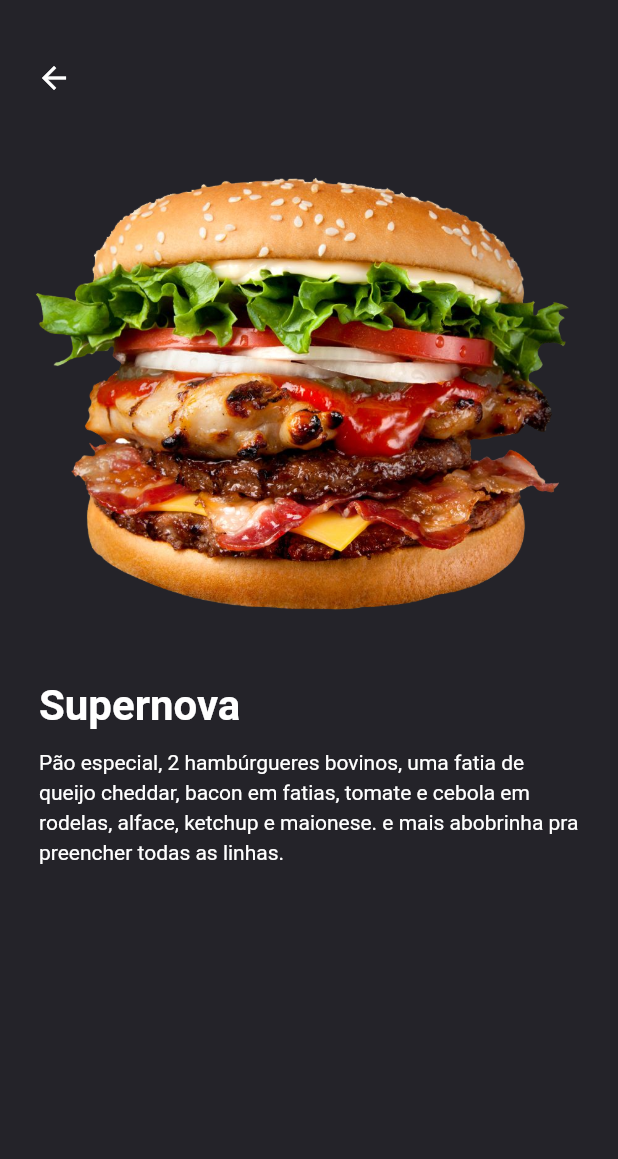
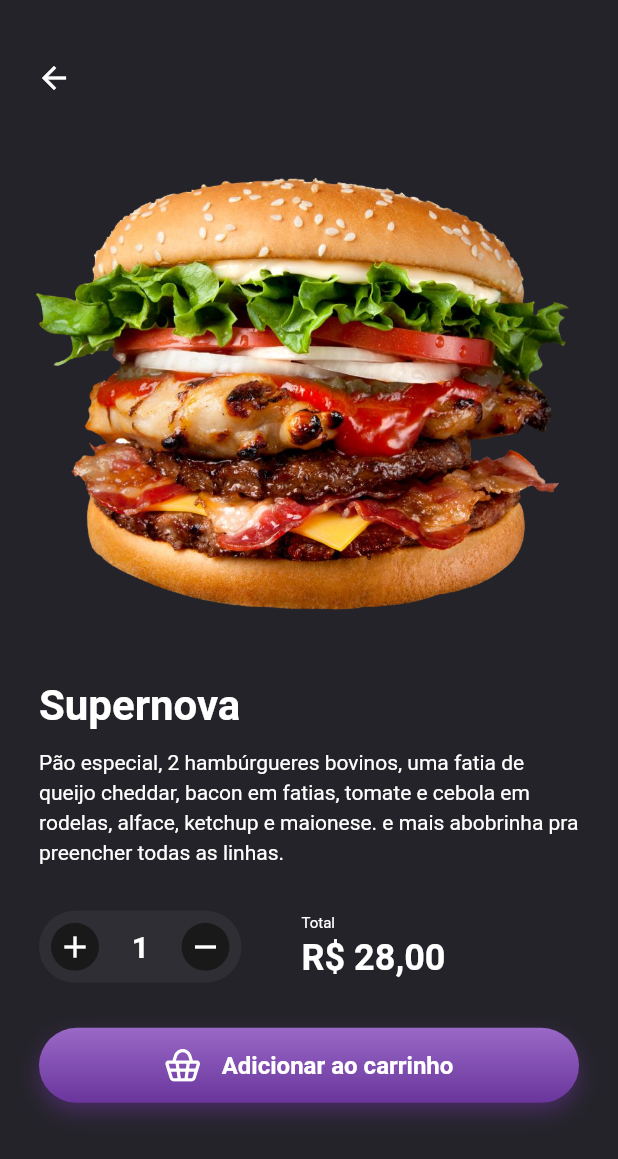
Before and after one commit to taviodias/burger_ui, a Flutter app: the DetailsBurger screen opened directly, on a phone screen of 412 x 824 dp. Shown: the top 1159 px of the screen. Run offline on Flutter 3.47's test engine with Material 2 defaults, Android fonts, the phone set to English and light mode, and no system bars; our stand-ins replace badges, flutter_svg, material_design_icons_flutter.

Commit message:
update details burger

```diff
--- a/lib/main.dart
+++ b/lib/main.dart
@@ -28,7 +28,7 @@ class MyApp extends StatelessWidget {
         fontFamily: 'GothamPro',
       ),
       debugShowCheckedModeBanner: false,
-      home: DetailsBurger(),
+      home: NewHomeScreen(),
     );
   }
 }
--- a/lib/screens/deatils/details_burger.dart
+++ b/lib/screens/deatils/details_burger.dart
@@ -1,4 +1,5 @@
 import 'package:flutter/material.dart';
+import 'package:flutter_svg/flutter_svg.dart';
 
 class DetailsBurger extends StatelessWidget {
   const DetailsBurger({Key? key}) : super(key: key);
@@ -51,17 +52,119 @@ class DetailsBurger extends StatelessWidget {
                   'Pão especial, 2 hambúrgueres bovinos, uma fatia de queijo cheddar, bacon em fatias, tomate e cebola em rodelas, alface, ketchup e maionese. e mais abobrinha pra preencher todas as linhas.',
                   style: TextStyle(fontSize: 14, height: 1.4),
                 ),
-                SizedBox(height: 12),
+                SizedBox(height: 30),
 
                 Row(
                   children: [
                     // ADICIONAR CARRINHO
-                    Container(),
-
+                    Container(
+                      height: 48,
+                      width: 135,
+                      decoration: BoxDecoration(
+                        color: Colors.white.withOpacity(0.05),
+                        borderRadius: BorderRadius.circular(30),
+                      ),
+                      child: Padding(
+                        padding: EdgeInsets.all(8),
+                        child: Row(
+                          mainAxisAlignment: MainAxisAlignment.spaceBetween,
+                          children: [
+                            Container(
+                              height: 32,
+                              width: 32,
+                              decoration: BoxDecoration(
+                                color: Color(0xff191919),
+                                borderRadius: BorderRadius.circular(50),
+                              ),
+                              child: Icon(
+                                Icons.add,
+                                color: Colors.white,
+                              ),
+                            ),
+                            Text(
+                              '1',
+                              style: TextStyle(
+                                fontSize: 20,
+                                fontWeight: FontWeight.bold,
+                              ),
+                            ),
+                            Container(
+                              height: 32,
+                              width: 32,
+                              decoration: BoxDecoration(
+                                color: Color(0xff191919),
+                                borderRadius: BorderRadius.circular(50),
+                              ),
+                              child: Icon(
+                                Icons.remove,
+                                color: Colors.white,
+                              ),
+                            ),
+                          ],
+                        ),
+                      ),
+                    ),
+                    SizedBox(width: 40),
                     // PREÇO
-                    Container(),
+                    SizedBox(
+                      height: 48,
+                      child: Column(
+                        mainAxisAlignment: MainAxisAlignment.spaceEvenly,
+                        crossAxisAlignment: CrossAxisAlignment.start,
+                        children: [
+                          Text(
+                            'Total',
+                            style: TextStyle(
+                              fontSize: 10,
+                            ),
+                          ),
+                          Text(
+                            'R\$ 28,00',
+                            style: TextStyle(
+                              fontSize: 24,
+                              fontWeight: FontWeight.bold,
+                            ),
+                          )
+                        ],
+                      ),
+                    ),
                   ],
-                )
+                ),
+                SizedBox(height: 30),
+                Container(
+                  width: double.maxFinite,
+                  height: 50,
+                  decoration: BoxDecoration(
+                    borderRadius: BorderRadius.circular(50),
+                    boxShadow: [
+                      BoxShadow(
+                        color: Color(0xff6A359C).withOpacity(0.5),
+                        blurRadius: 12,
+                        offset: Offset(0, 6),
+                      ),
+                    ],
+                    gradient: LinearGradient(
+                      colors: [Color(0xff9969C7), Color(0xff6A359C)],
+                      begin: Alignment.topCenter,
+                      end: Alignment.bottomCenter,
+                    ),
+                  ),
+                  child: Row(
+                    mainAxisAlignment: MainAxisAlignment.center,
+                    crossAxisAlignment: CrossAxisAlignment.center,
+                    children: [
+                      SvgPicture.asset('assets/images/basket.svg'),
+                      SizedBox(width: 14),
+                      Text(
+                        'Adicionar ao carrinho',
+                        style: TextStyle(
+                          fontSize: 16,
+                          fontWeight: FontWeight.bold,
+                        ),
+                      )
+                    ],
+                  ),
+                ),
               ],
             ),
           )
--- a/lib/screens/new_home/burgers.dart
+++ b/lib/screens/new_home/burgers.dart
@@ -57,11 +57,11 @@ class Burgers extends StatelessWidget {
                       height: 20,
                       width: 20,
                       decoration: BoxDecoration(
-                        color: Colors.black,
+                        color: Color(0xff191919),
                         borderRadius: BorderRadius.circular(50),
                       ),
                       child: Icon(
-                        MdiIcons.plusThick,
+                        Icons.add,
                         color: Colors.white,
                         size: 14,
                       ),
--- a/lib/screens/new_home/new_home_screen.dart
+++ b/lib/screens/new_home/new_home_screen.dart
@@ -9,7 +9,7 @@ import 'package:flutter_svg/flutter_svg.dart';
 
 class NewHomeScreen extends StatelessWidget {
   final GlobalKey<ScaffoldState> _key = GlobalKey();
-  final int _items = 0;
+  final int _items = 1;
   NewHomeScreen({Key? key}) : super(key: key);
 
   @override
```
